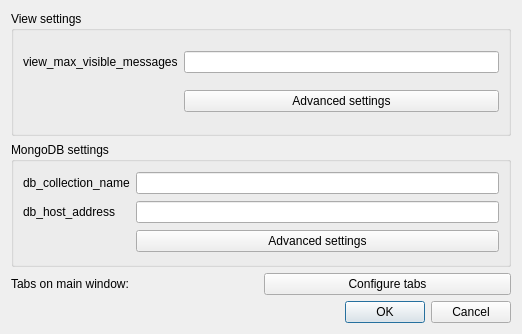
kr0st/fpgui, file preferences.ui: the form before one commit.
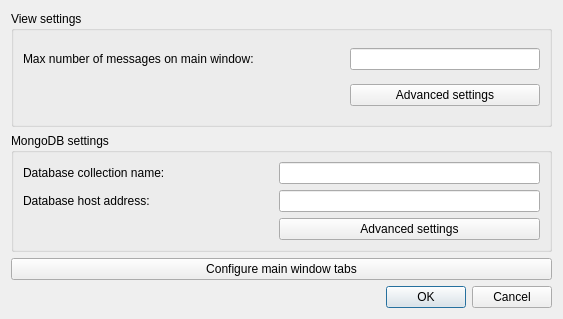
The form after the commit.

What changed in the file:
```diff
--- a/preferences.ui
+++ b/preferences.ui
@@ -6,8 +6,8 @@
    <rect>
     <x>0</x>
     <y>0</y>
-    <width>522</width>
-    <height>334</height>
+    <width>563</width>
+    <height>319</height>
    </rect>
   </property>
   <property name="windowTitle">
@@ -16,74 +16,104 @@
   <layout class="QVBoxLayout" name="verticalLayout_2">
    <item>
     <layout class="QGridLayout" name="gridLayout">
-     <item row="2" column="1">
-      <widget class="QPushButton" name="button_config_tabs">
-       <property name="text">
-        <string>Configure tabs</string>
-       </property>
-      </widget>
-     </item>
-     <item row="2" column="0">
-      <widget class="QLabel" name="label_config_tabs">
-       <property name="text">
-        <string>Tabs on main window:</string>
-       </property>
-      </widget>
-     </item>
-     <item row="0" column="0" colspan="2">
-      <widget class="QGroupBox" name="groupBox">
-       <property name="title">
-        <string>View settings</string>
-       </property>
-       <layout class="QGridLayout" name="gridLayout_4">
-        <item row="0" column="0">
-         <widget class="QLabel" name="label_max_visible">
-          <property name="text">
-           <string>view_max_visible_messages</string>
-          </property>
-         </widget>
-        </item>
-        <item row="1" column="1">
-         <widget class="QPushButton" name="button_advanced_view">
-          <property name="text">
-           <string>Advanced settings</string>
-          </property>
-         </widget>
-        </item>
-        <item row="0" column="1">
-         <widget class="QLineEdit" name="edit_max_visible"/>
-        </item>
-       </layout>
-      </widget>
-     </item>
      <item row="1" column="0" colspan="2">
       <widget class="QGroupBox" name="groupBox_2">
        <property name="title">
         <string>MongoDB settings</string>
        </property>
        <layout class="QGridLayout" name="gridLayout_3">
-        <item row="0" column="0">
-         <widget class="QLabel" name="label_collection">
-          <property name="text">
-           <string>db_collection_name</string>
+        <item row="1" column="1">
+         <widget class="QLineEdit" name="edit_host">
+          <property name="minimumSize">
+           <size>
+            <width>221</width>
+            <height>0</height>
+           </size>
           </property>
          </widget>
         </item>
-        <item row="0" column="1">
-         <widget class="QLineEdit" name="edit_collection"/>
-        </item>
         <item row="1" column="0">
          <widget class="QLabel" name="label_host">
+          <property name="minimumSize">
+           <size>
+            <width>250</width>
+            <height>0</height>
+           </size>
+          </property>
           <property name="text">
-           <string>db_host_address</string>
+           <string>Database host address:</string>
           </property>
          </widget>
         </item>
-        <item row="1" column="1">
-         <widget class="QLineEdit" name="edit_host"/>
+        <item row="0" column="1">
+         <widget class="QLineEdit" name="edit_collection">
+          <property name="minimumSize">
+           <size>
+            <width>221</width>
+            <height>0</height>
+           </size>
+          </property>
+         </widget>
+        </item>
+        <item row="0" column="0">
+         <widget class="QLabel" name="label_collection">
+          <property name="minimumSize">
+           <size>
+            <width>250</width>
+            <height>0</height>
+           </size>
+          </property>
+          <property name="text">
+           <string>Database collection name:</string>
+          </property>
+         </widget>
         </item>
         <item row="2" column="1">
          <widget class="QPushButton" name="button_advanced_db">
+          <property name="minimumSize">
+           <size>
+            <width>0</width>
+            <height>0</height>
+           </size>
+          </property>
+          <property name="maximumSize">
+           <size>
+            <width>16777215</width>
+            <height>16777215</height>
+           </size>
+          </property>
+          <property name="text">
+           <string>Advanced settings</string>
+          </property>
+         </widget>
+        </item>
+       </layout>
+      </widget>
+     </item>
+     <item row="0" column="0" colspan="2">
+      <widget class="QGroupBox" name="groupBox">
+       <property name="title">
+        <string>View settings</string>
+       </property>
+       <layout class="QGridLayout" name="gridLayout_4">
+        <item row="0" column="1">
+         <widget class="QLineEdit" name="edit_max_visible"/>
+        </item>
+        <item row="0" column="0">
+         <widget class="QLabel" name="label_max_visible">
+          <property name="minimumSize">
+           <size>
+            <width>321</width>
+            <height>0</height>
+           </size>
+          </property>
+          <property name="text">
+           <string>Max number of messages on main window:</string>
+          </property>
+         </widget>
+        </item>
+        <item row="1" column="1">
+         <widget class="QPushButton" name="button_advanced_view">
           <property name="text">
            <string>Advanced settings</string>
           </property>
@@ -94,6 +124,13 @@
      </item>
     </layout>
    </item>
+   <item>
+    <widget class="QPushButton" name="button_config_tabs">
+     <property name="text">
+      <string>Configure main window tabs</string>
+     </property>
+    </widget>
+   </item>
    <item>
     <widget class="QDialogButtonBox" name="buttonBox">
      <property name="orientation">
```
Left out of the diff: 8 changed lines with no effect on the pictures.
